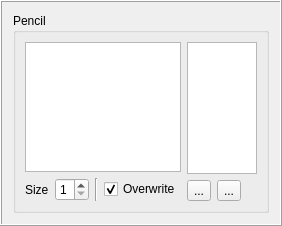
Above: LevelEditor/Brushes/BrushPropertiesWidget.ui from Preece/TGL before the change. Below: the same form after it.
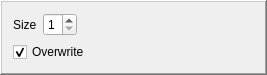
That is the form after the change. Icons and pictures are not drawn.

```diff
--- a/LevelEditor/Brushes/BrushPropertiesWidget.ui
+++ b/LevelEditor/Brushes/BrushPropertiesWidget.ui
@@ -6,8 +6,8 @@
    <rect>
     <x>0</x>
     <y>0</y>
-    <width>278</width>
-    <height>226</height>
+    <width>267</width>
+    <height>67</height>
    </rect>
   </property>
   <property name="sizePolicy">
@@ -20,26 +20,14 @@
    <string>Frame</string>
   </property>
   <property name="frameShape">
-   <enum>QFrame::Box</enum>
+   <enum>QFrame::WinPanel</enum>
   </property>
   <property name="frameShadow">
    <enum>QFrame::Raised</enum>
   </property>
   <layout class="QGridLayout" name="gridLayout">
    <item row="0" column="0">
-    <layout class="QVBoxLayout" name="verticalLayout"/>
-   </item>
-   <item row="1" column="0">
-    <widget class="QGroupBox" name="pencilGroup">
-     <property name="title">
-      <string>Pencil</string>
-     </property>
-     <layout class="QHBoxLayout" name="horizontalLayout_3">
-      <item>
-       <layout class="QVBoxLayout" name="verticalLayout_3">
-        <item>
-         <widget class="QGraphicsView" name="tileSelector"/>
-        </item>
+    <layout class="QVBoxLayout" name="verticalLayout">
         <item>
          <layout class="QHBoxLayout" name="horizontalLayout">
           <item>
@@ -63,56 +51,6 @@
            </widget>
           </item>
           <item>
-           <widget class="Line" name="line">
-            <property name="orientation">
-             <enum>Qt::Vertical</enum>
-            </property>
-           </widget>
-          </item>
-          <item>
-           <widget class="QCheckBox" name="overwriteCheckbox">
-            <property name="text">
-             <string>Overwrite</string>
-            </property>
-            <property name="checked">
-             <bool>true</bool>
-            </property>
-           </widget>
-          </item>
-         </layout>
-        </item>
-       </layout>
-      </item>
-      <item>
-       <layout class="QVBoxLayout" name="verticalLayout_4">
-        <item>
-         <widget class="QListWidget" name="brushSelector"/>
-        </item>
-        <item>
-         <layout class="QHBoxLayout" name="horizontalLayout_2">
-          <item>
-           <widget class="QToolButton" name="addBrushButton">
-            <property name="text">
-             <string>...</string>
-            </property>
-            <property name="icon">
-             <iconset resource="../../Icons.qrc">
-              <normaloff>:/Icons/Icons/addvalue.png</normaloff>:/Icons/Icons/addvalue.png</iconset>
-            </property>
-           </widget>
-          </item>
-          <item>
-           <widget class="QToolButton" name="deleteBrushButton">
-            <property name="text">
-             <string>...</string>
-            </property>
-            <property name="icon">
-             <iconset resource="../../Icons.qrc">
-              <normaloff>:/Icons/Icons/removevalue.png</normaloff>:/Icons/Icons/removevalue.png</iconset>
-            </property>
-           </widget>
-          </item>
-          <item>
            <spacer name="horizontalSpacer">
             <property name="orientation">
              <enum>Qt::Horizontal</enum>
@@ -127,26 +65,20 @@
           </item>
          </layout>
         </item>
-       </layout>
-      </item>
-     </layout>
-    </widget>
+     <item>
+      <widget class="QCheckBox" name="overwriteCheckbox">
+       <property name="text">
+        <string>Overwrite</string>
+       </property>
+       <property name="checked">
+        <bool>true</bool>
+       </property>
+      </widget>
+     </item>
+    </layout>
    </item>
   </layout>
-  <widget class="QWidget" name="">
-   <property name="geometry">
-    <rect>
-     <x>0</x>
-     <y>0</y>
-     <width>2</width>
-     <height>2</height>
-    </rect>
-   </property>
-   <layout class="QVBoxLayout" name="verticalLayout_2"/>
-  </widget>
- </widget>
- <resources>
-  <include location="../../Icons.qrc"/>
- </resources>
+ </widget>
+ <resources/>
  <connections/>
 </ui>
```
Lines whose indentation alone changed are shown as unchanged.
